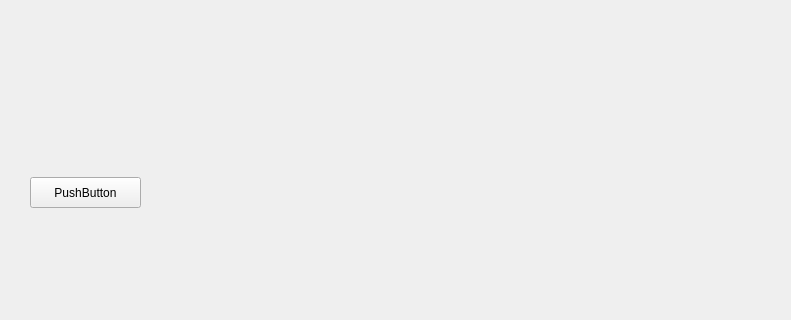
atmashere/Pendulums, file mainwindow.ui: the form before one commit; both pictures show x 0 to 791 and y 480 to 800 of the 1000 by 800 pixel window.
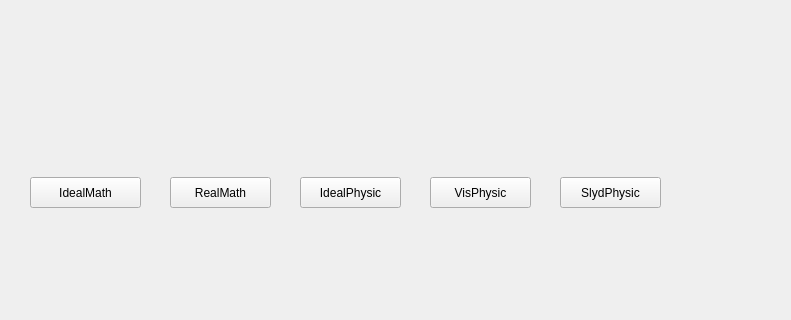
The form after the commit. Custom widgets are drawn as their Qt base class.

The edit to the form file:
```diff
--- a/mainwindow.ui
+++ b/mainwindow.ui
@@ -55,7 +55,59 @@
      <enum>Qt::WheelFocus</enum>
     </property>
     <property name="text">
-     <string>PushButton</string>
+     <string>IdealMath</string>
+    </property>
+   </widget>
+   <widget class="QPushButton" name="pushButton_2">
+    <property name="geometry">
+     <rect>
+      <x>170</x>
+      <y>640</y>
+      <width>101</width>
+      <height>31</height>
+     </rect>
+    </property>
+    <property name="text">
+     <string>RealMath</string>
+    </property>
+   </widget>
+   <widget class="QPushButton" name="pushButton_3">
+    <property name="geometry">
+     <rect>
+      <x>300</x>
+      <y>640</y>
+      <width>101</width>
+      <height>31</height>
+     </rect>
+    </property>
+    <property name="text">
+     <string>IdealPhysic</string>
+    </property>
+   </widget>
+   <widget class="QPushButton" name="pushButton_4">
+    <property name="geometry">
+     <rect>
+      <x>430</x>
+      <y>640</y>
+      <width>101</width>
+      <height>31</height>
+     </rect>
+    </property>
+    <property name="text">
+     <string>VisPhysic</string>
+    </property>
+   </widget>
+   <widget class="QPushButton" name="pushButton_5">
+    <property name="geometry">
+     <rect>
+      <x>560</x>
+      <y>640</y>
+      <width>101</width>
+      <height>31</height>
+     </rect>
+    </property>
+    <property name="text">
+     <string>SlydPhysic</string>
     </property>
    </widget>
   </widget>
```
